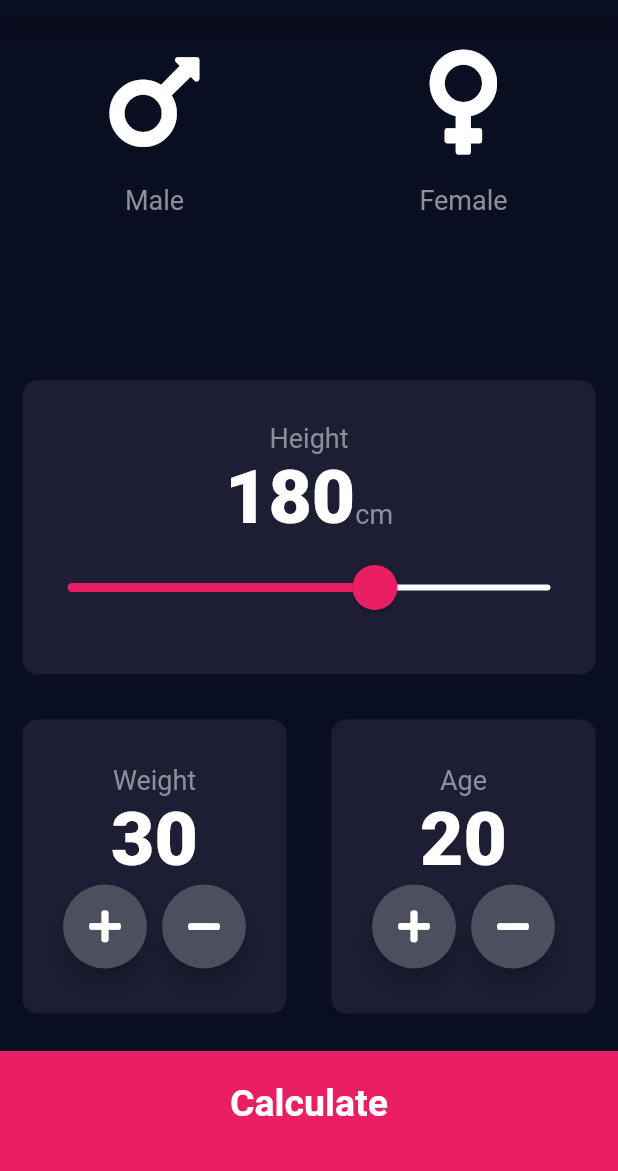
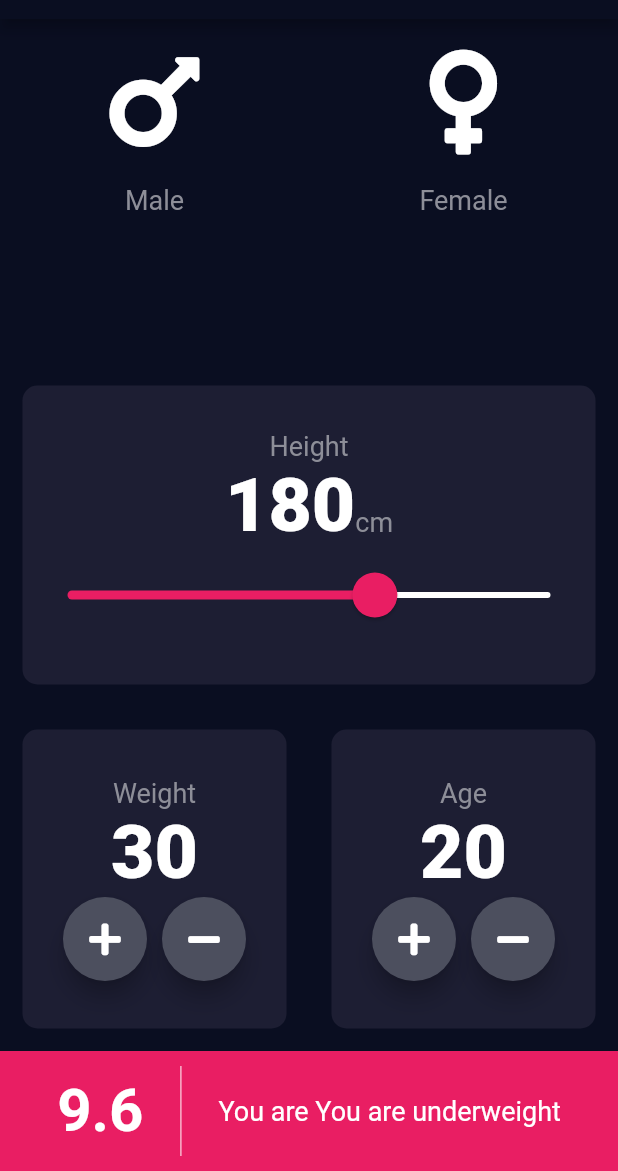
Before and after one commit to Meet-05/Bmi-app-using-BLoc, a Flutter app: the screen it shows after launch, on a phone screen of 412 x 824 dp, the part 65-1236 px from its top. Run offline on Flutter 3.47's test engine with Material 2 defaults, Android fonts, the phone set to English and light mode, and no system bars; our stand-ins replace font_awesome_flutter; statements that could not run were skipped.

Commit message:
calculate button removed and bmi listner added

```diff
--- a/lib/bloc/brain.dart
+++ b/lib/bloc/brain.dart
@@ -1,13 +1,39 @@
 import 'dart:math';
+import 'dart:async';
+import 'package:flutter/widgets.dart';
 
 class BmiBrain {
-  static double height = 180;
+  static int height = 180;
   static int weight = 30;
   static double _bmi;
 
+  static final _bmiStreamController = StreamController<String>();
+  static StreamSink<String> get bmiSink => _bmiStreamController.sink;
+  static Stream<String> get bmiStream => _bmiStreamController.stream;
+
+  final _weightStreamController = StreamController<int>();
+  StreamSink<int> get weightSink => _weightStreamController.sink;
+  Stream<int> get weightStream => _weightStreamController.stream;
+
+  final _heightStreamController = StreamController<int>();
+  StreamSink<int> get heightSink => _heightStreamController.sink;
+  Stream<int> get heightStream => _heightStreamController.stream;
+
+  static final _resultStreamController = StreamController<String>();
+  static StreamSink<String> get resultSink => _resultStreamController.sink;
+  static Stream<String> get resultStream => _resultStreamController.stream;
+
   BmiBrain() {
-    print(height);
-    print(weight);
+    heightStream.listen((event) {
+      print('$event');
+      height = event;
+    });
+    weightStream.listen((event) {
+      print('$event');
+      weight = event;
+    });
+    bmiSink.add(calculateBmi());
+    resultSink.add(getResult());
   }
 
   String calculateBmi() {
@@ -17,11 +43,11 @@ class BmiBrain {
 
   String getResult() {
     if (_bmi >= 25) {
-      return ('overWeight');
+      return 'overWeight';
     } else if (_bmi > 18.5) {
       return 'Normal';
     } else {
-      return 'underweiht';
+      return 'underweight';
     }
   }
 
--- a/lib/bloc/slider.dart
+++ b/lib/bloc/slider.dart
@@ -11,7 +11,7 @@ class SliderBloc {
 
   SliderBloc() {
     heightStream.listen((event) {
-      BmiBrain.height = event;
+      BmiBrain().heightSink.add(event.round());
     });
   }
 
--- a/lib/bloc/weight_bloc.dart
+++ b/lib/bloc/weight_bloc.dart
@@ -1,4 +1,5 @@
 import 'dart:async';
+import './brain.dart';
 import './brain.dart';
 
 enum counterAction { increment, decrement }
@@ -7,7 +8,7 @@ class WeightBloc {
   static int weight;
 
   //stream for the data
-  final _stateStreamController = StreamController<int>();
+  final _stateStreamController = StreamController<int>.broadcast();
   StreamSink<int> get weightSink => _stateStreamController.sink;
   Stream<int> get weightStream => _stateStreamController.stream;
 
@@ -25,7 +26,8 @@ class WeightBloc {
         weight--;
       }
       weightSink.add(weight);
-      BmiBrain.weight = weight;
+      BmiBrain().weightSink.add(weight);
+      // BmiBrain.weight = weight;
     });
   }
 
--- a/lib/components/female_card.dart
+++ b/lib/components/female_card.dart
@@ -24,6 +24,7 @@ class _FemaleCardState extends State<FemaleCard> {
             initialData: true,
             stream: genderBloc.genderStream,
             builder: (context, snapshot) {
+              print("page reloaeded");
               print('female is  ${snapshot.data}');
               return ReusableWidget(
                 colour: snapshot.data ? kactiveCardColor : kinactiveCardColor,
--- a/lib/screens/input_page.dart
+++ b/lib/screens/input_page.dart
@@ -12,8 +12,6 @@ import '../components/bottom_button.dart';
 // import '../bmi_brain.dart';
 import '../components/height_card.dart';
 import '../bloc/brain.dart';
-import '../components/female_card.dart';
-import '../components/male_card.dart';
 
 enum Gender { male, female }
 
@@ -23,9 +21,6 @@ class InputPage extends StatefulWidget {
 }
 
 class _InputPageState extends State<InputPage> {
-  int height = 180;
-  int weight = 60;
-  int age = 10;
   Gender selectedGender;
 
   @override
@@ -43,22 +38,56 @@ class _InputPageState extends State<InputPage> {
                 child: Row(
               children: [WeightCard(), AgeCard()],
             )),
-            BottomButton(
-              onPressed: () {
-                BmiBrain calcBmi = BmiBrain();
+            Container(
+              padding: EdgeInsets.symmetric(vertical: 10.0),
+              height: 80,
+              width: double.infinity,
+              color: Colors.pink,
+              child: Row(
+                mainAxisAlignment: MainAxisAlignment.center,
+                children: [
+                  StreamBuilder(
+                      initialData: '9.6',
+                      stream: BmiBrain.bmiStream,
+                      builder: (context, snapshot) {
+                        return Text(
+                          '${snapshot.data}',
+                          style: kBottomButtonText.copyWith(fontSize: 40.0),
+                        );
+                      }),
+                  VerticalDivider(
+                    width: 50.0,
+                    color: Colors.white,
+                  ),
+                  StreamBuilder(
+                      initialData: 'You are underweight',
+                      stream: BmiBrain.resultStream,
+                      builder: (context, snapshot) {
+                        return Text(
+                          'You are ${snapshot.data}',
+                          style: kLableTextStyle.copyWith(color: Colors.white),
+                        );
+                      })
+                ],
+              ),
+            )
+            // BottomButton(
+            //   onPressed: () {
+            //     BmiBrain calcBmi = BmiBrain();
+            //     print(calcBmi.calculateBmi());
 
-                Navigator.push(
-                    context,
-                    MaterialPageRoute(
-                        builder: (context) => ResultPage(
-                              bmiValue: calcBmi.calculateBmi(),
-                              result: calcBmi.getResult(),
-                              interpretation: calcBmi.geInterpretation(),
-                            )));
-                Navigator.pushNamed(context, '/result');
-              },
-              labelText: 'Calculate',
-            )
+            //     // Navigator.push(
+            //     //     context,
+            //     //     MaterialPageRoute(
+            //     //         builder: (context) => ResultPage(
+            //     //               bmiValue: calcBmi.calculateBmi(),
+            //     //               result: calcBmi.getResult(),
+            //     //               interpretation: calcBmi.geInterpretation(),
+            //     //             )));
+            //     // Navigator.pushNamed(context, '/result');
+            //   },
+            //   labelText: 'Calculate',
+            // )
           ],
         ));
   }
```
